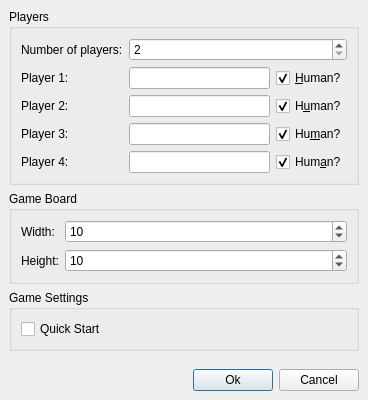
Qt form src/newgamedialog.ui (KDE/ksquares) before a commit.
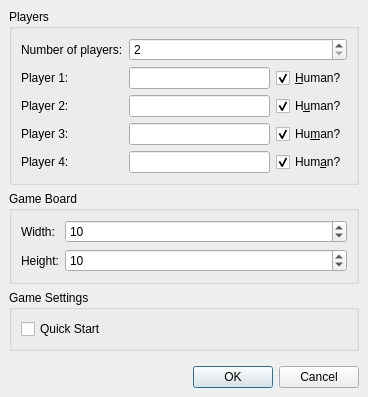
The same form after that commit.

Commit message: fix what's this that were wrong probably due to copy&paste use a butonbox for the dialog buttons

Diff of the .ui file:
```diff
--- a/src/newgamedialog.ui
+++ b/src/newgamedialog.ui
@@ -6,7 +6,7 @@
     <x>0</x>
     <y>0</y>
     <width>368</width>
-    <height>400</height>
+    <height>397</height>
    </rect>
   </property>
   <property name="windowTitle" >
@@ -375,41 +375,11 @@
     </spacer>
    </item>
    <item>
-    <layout class="QHBoxLayout" >
-     <property name="margin" >
-      <number>0</number>
+    <widget class="QDialogButtonBox" name="buttonBox" >
+     <property name="standardButtons" >
+      <set>QDialogButtonBox::Cancel|QDialogButtonBox::Ok</set>
      </property>
-     <property name="spacing" >
-      <number>6</number>
-     </property>
-     <item>
-      <spacer>
-       <property name="orientation" >
-        <enum>Qt::Horizontal</enum>
-       </property>
-       <property name="sizeHint" >
-        <size>
-         <width>40</width>
-         <height>20</height>
-        </size>
-       </property>
-      </spacer>
-     </item>
-     <item>
-      <widget class="QPushButton" name="cancelButton" >
-       <property name="text" >
-        <string>Ok</string>
-       </property>
-      </widget>
-     </item>
-     <item>
-      <widget class="QPushButton" name="quitButton" >
-       <property name="text" >
-        <string>Cancel</string>
-       </property>
-      </widget>
-     </item>
-    </layout>
+    </widget>
    </item>
   </layout>
  </widget>
```
Left out of the diff: 125 changed lines with no effect on the pictures.
